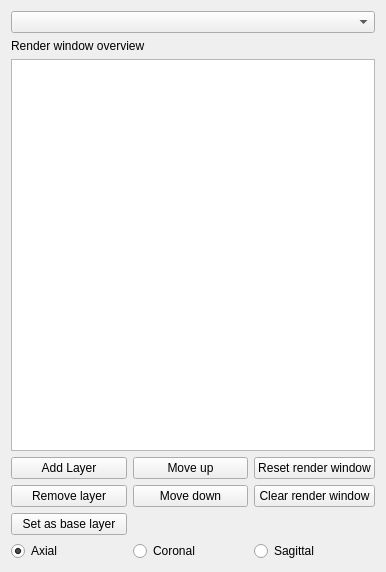
Before: the Qt Designer form Plugins/org.mitk.gui.qt.renderwindowmanager/src/internal/QmitkRenderWindowManagerControls.ui in pollen-metrology/MITK, drawn with Qt 5.
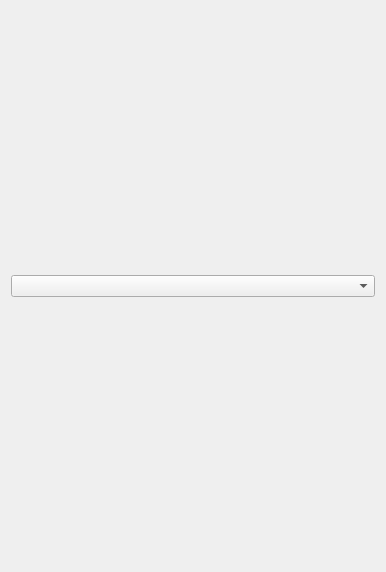
After: the same form once the commit is applied.

Commit message: Move the UI-related files to an own module (RenderWindowManagerUI)

```diff
--- a/Plugins/org.mitk.gui.qt.renderwindowmanager/src/internal/QmitkRenderWindowManagerControls.ui
+++ b/Plugins/org.mitk.gui.qt.renderwindowmanager/src/internal/QmitkRenderWindowManagerControls.ui
@@ -27,96 +27,8 @@
      </property>
     </widget>
    </item>
-   <item>
-    <widget class="QLabel" name="label">
-     <property name="text">
-      <string>Render window overview</string>
-     </property>
-    </widget>
-   </item>
-   <item>
-    <widget class="QTableView" name="renderWindowTableView"/>
-   </item>
-   <item>
-    <layout class="QGridLayout" name="gridLayout">
-     <item row="0" column="1">
-      <widget class="QPushButton" name="pushButtonMoveUp">
-       <property name="text">
-        <string>Move up</string>
-       </property>
-      </widget>
-     </item>
-     <item row="3" column="0">
-      <widget class="QRadioButton" name="radioButtonAxial">
-       <property name="text">
-        <string>Axial</string>
-       </property>
-       <property name="checked">
-        <bool>true</bool>
-       </property>
-      </widget>
-     </item>
-     <item row="3" column="1">
-      <widget class="QRadioButton" name="radioButtonCoronal">
-       <property name="text">
-        <string>Coronal</string>
-       </property>
-      </widget>
-     </item>
-     <item row="3" column="2">
-      <widget class="QRadioButton" name="radioButtonSagittal">
-       <property name="text">
-        <string>Sagittal</string>
-       </property>
-      </widget>
-     </item>
-     <item row="1" column="1">
-      <widget class="QPushButton" name="pushButtonMoveDown">
-       <property name="text">
-        <string>Move down</string>
-       </property>
-      </widget>
-     </item>
-     <item row="1" column="0">
-      <widget class="QPushButton" name="pushButtonRemoveLayer">
-       <property name="text">
-        <string>Remove layer</string>
-       </property>
-      </widget>
-     </item>
-     <item row="0" column="0">
-      <widget class="QPushButton" name="pushButtonAddLayer">
-       <property name="text">
-        <string>Add Layer</string>
-       </property>
-      </widget>
-     </item>
-     <item row="2" column="0">
-      <widget class="QPushButton" name="pushButtonSetAsBaseLayer">
-       <property name="text">
-        <string>Set as base layer</string>
-       </property>
-      </widget>
-     </item>
-     <item row="0" column="2">
-      <widget class="QPushButton" name="pushButtonResetRenderer">
-       <property name="text">
-        <string>Reset render window</string>
-       </property>
-      </widget>
-     </item>
-     <item row="1" column="2">
-      <widget class="QPushButton" name="pushButtonClearRenderer">
-       <property name="text">
-        <string>Clear render window</string>
-       </property>
-      </widget>
-     </item>
-    </layout>
-   </item>
   </layout>
  </widget>
- <layoutdefault spacing="6" margin="11"/>
  <resources/>
  <connections/>
 </ui>
```
Left out of the diff: 2 changed lines with no effect on the pictures. The commit also changes 20 other files.
